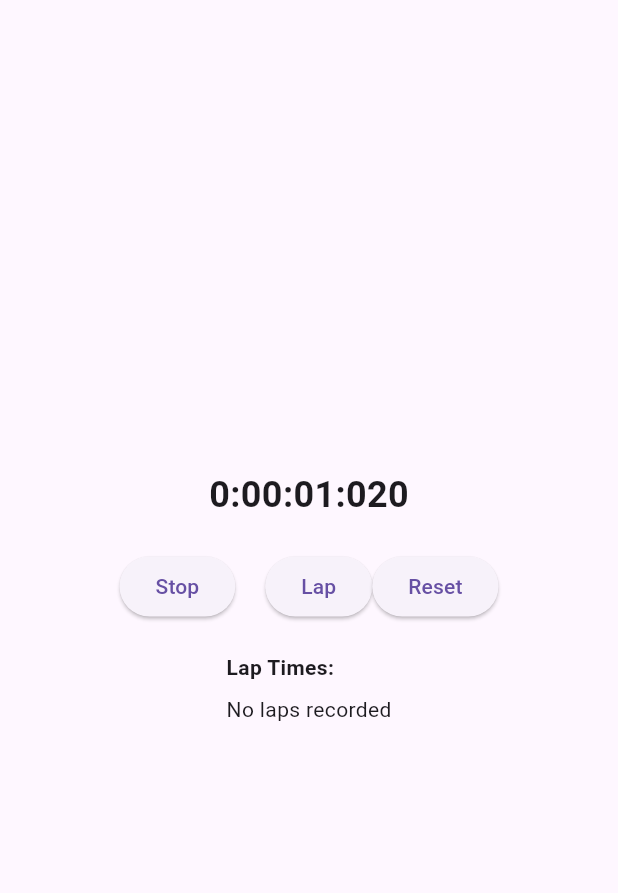
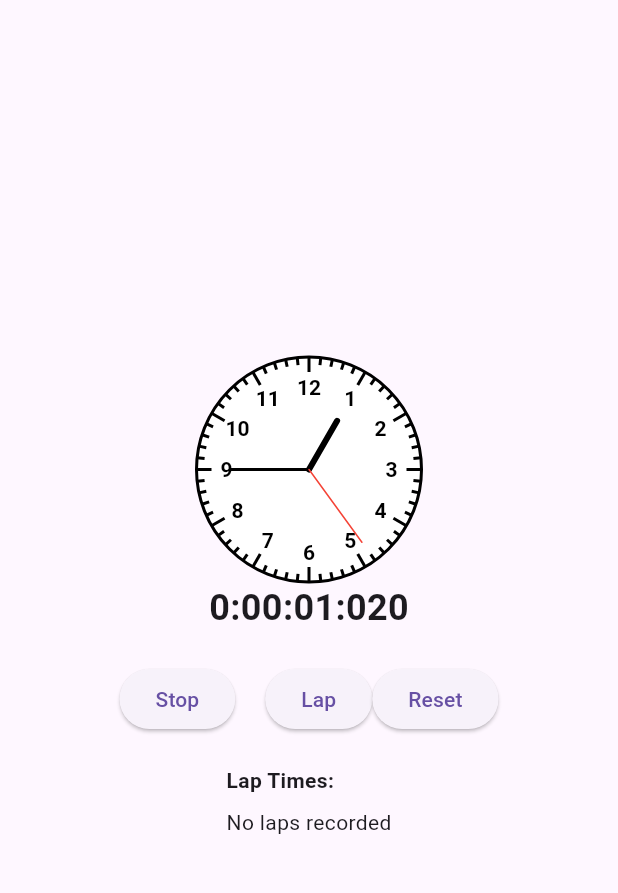
Before and after one commit to BarnabasKalasz/stopwatch, a Flutter app: the screen it shows after launch, after a tap on "Start", on a phone screen of 412 x 824 dp, the part 63-956 px from its top. Run offline on Flutter 3.47's test engine with Material 3 defaults, Android fonts, the phone set to English and light mode, and no system bars.

Commit message:
task-3: created the base for the analog clock

```diff
--- /dev/null
+++ b/lib/src/pages/stopwatch/components/analog_clock_widget.dart
@@ -0,0 +1,138 @@
+import 'dart:async';
+import 'dart:math';
+import 'package:flutter/material.dart';
+
+class AnalogClock extends StatefulWidget {
+  final double size;
+
+  const AnalogClock({Key? key, required this.size}) : super(key: key);
+
+  @override
+  AnalogClockState createState() => AnalogClockState();
+}
+
+class AnalogClockState extends State<AnalogClock> {
+  late Timer _timer;
+
+  @override
+  void initState() {
+    super.initState();
+    _timer = Timer.periodic(const Duration(seconds: 1), _updateTime);
+  }
+
+  @override
+  void dispose() {
+    _timer.cancel();
+    super.dispose();
+  }
+
+  void _updateTime(Timer timer) {
+    if (mounted) {
+      setState(() {});
+    }
+  }
+
+  @override
+  Widget build(BuildContext context) {
+    return SizedBox(
+      width: widget.size,
+      height: widget.size,
+      child: CustomPaint(
+        painter: _ClockPainter(),
+      ),
+    );
+  }
+}
+
+class _ClockPainter extends CustomPainter {
+  @override
+  void paint(Canvas canvas, Size size) {
+    final centerX = size.width / 2;
+    final centerY = size.height / 2;
+    final radius = size.width / 2;
+
+    /// Draw the clock
+    final facePaint = Paint()
+      ..color = Colors.white
+      ..style = PaintingStyle.fill;
+    canvas.drawCircle(Offset(centerX, centerY), radius, facePaint);
+
+    /// Draw the border
+    final borderPaint = Paint()
+      ..color = Colors.black
+      ..style = PaintingStyle.stroke
+      ..strokeWidth = 2.0;
+    canvas.drawCircle(Offset(centerX, centerY), radius, borderPaint);
+
+    /// Draw the dial
+    final linePaint = Paint()
+      ..color = Colors.black
+      ..strokeWidth = 2;
+
+    for (var i = 0; i < 60; i++) {
+      final angle = 2 * pi / 60 * i;
+      final lineLength = i % 5 == 0 ? 10 : 5;
+      final startX = centerX + cos(angle) * (radius - lineLength);
+      final startY = centerY + sin(angle) * (radius - lineLength);
+      final endX = centerX + cos(angle) * radius;
+      final endY = centerY + sin(angle) * radius;
+      canvas.drawLine(Offset(startX, startY), Offset(endX, endY), linePaint);
+    }
+
+    /// Draw the numbers
+    final textPainter = TextPainter(
+      textDirection: TextDirection.ltr,
+      textAlign: TextAlign.center,
+    );
+    const textStyle =
+        TextStyle(color: Colors.black, fontWeight: FontWeight.bold);
+    const angleStep = 2 * pi / 12;
+    for (var i = 1; i <= 12; i++) {
+      final angle = -pi / 2 + angleStep * i;
+      final x = centerX + (radius - 20) * cos(angle);
+      final y = centerY + (radius - 20) * sin(angle);
+      textPainter.text = TextSpan(text: i.toString(), style: textStyle);
+      textPainter.layout();
+      textPainter.paint(canvas,
+          Offset(x - textPainter.width / 2, y - textPainter.height / 2));
+    }
+
+    // Draw the arms
+    final dateTime = DateTime.now();
+    _drawHand(
+        canvas,
+        centerX,
+        centerY,
+        radius,
+        dateTime.hour % 12 / 12 * 2 * pi,
+        0.5 * radius,
+        4,
+        Colors.black); // Hour hand
+    _drawHand(canvas, centerX, centerY, radius, dateTime.minute / 60 * 2 * pi,
+        0.7 * radius, 2, Colors.black); // Minute hand
+    _drawHand(canvas, centerX, centerY, radius, dateTime.second / 60 * 2 * pi,
+        0.8 * radius, 1, Colors.red); // Second hand
+  }
+
+  void _drawHand(Canvas canvas, double centerX, double centerY, double radius,
+      double angle, double length, double width, Color color) {
+    final paint = Paint()
+      ..color = color
+      ..strokeWidth = width
+      ..strokeCap = StrokeCap.round;
+
+    final x = length * cos(angle);
+    final y = length * sin(angle);
+
+    canvas.drawLine(
+      Offset(centerX, centerY),
+      Offset(centerX + x, centerY + y),
+      paint,
+    );
+  }
+
+  @override
+  bool shouldRepaint(CustomPainter oldDelegate) {
+    return false;
+  }
+}
--- a/lib/src/pages/stopwatch/screens/stopwatch_screen.dart
+++ b/lib/src/pages/stopwatch/screens/stopwatch_screen.dart
@@ -1,4 +1,5 @@
 import 'package:flutter/material.dart';
+import 'package:test_sopwatch/src/pages/stopwatch/components/analog_clock_widget.dart';
 
 import 'package:test_sopwatch/src/pages/stopwatch/components/lap_builder.dart';
 import 'package:test_sopwatch/src/pages/stopwatch/models/stopwatch_model.dart';
@@ -47,6 +48,7 @@ class _StopwatchPageState extends State<StopwatchPage> {
             return Column(
               mainAxisAlignment: MainAxisAlignment.center,
               children: [
+                const AnalogClock(size: 150),
                 Text(
                   formatTime(milliseconds),
                   style: const TextStyle(
```
